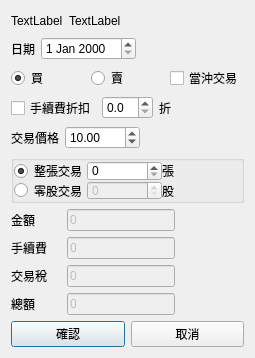
The window that QtStockTradingEditDialog.ui (foxking0416/PythonStockPrice) describes before a commit, drawn with Qt 5.
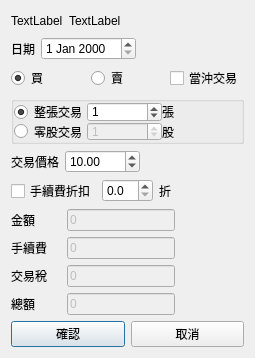
The same window after the commit.

```diff
--- a/QtStockTradingEditDialog.ui
+++ b/QtStockTradingEditDialog.ui
@@ -118,90 +118,6 @@
      </item>
     </layout>
    </item>
-   <item>
-    <layout class="QHBoxLayout" name="horizontalLayout_11">
-     <item>
-      <widget class="QCheckBox" name="qtDiscountCheckBox">
-       <property name="text">
-        <string>手續費折扣</string>
-       </property>
-      </widget>
-     </item>
-     <item>
-      <widget class="QDoubleSpinBox" name="qtDiscountRateDoubleSpinBox">
-       <property name="decimals">
-        <number>1</number>
-       </property>
-       <property name="maximum">
-        <double>10.000000000000000</double>
-       </property>
-       <property name="singleStep">
-        <double>0.500000000000000</double>
-       </property>
-      </widget>
-     </item>
-     <item>
-      <widget class="QLabel" name="label_10">
-       <property name="text">
-        <string>折</string>
-       </property>
-      </widget>
-     </item>
-     <item>
-      <spacer name="horizontalSpacer_10">
-       <property name="orientation">
-        <enum>Qt::Horizontal</enum>
-       </property>
-       <property name="sizeHint" stdset="0">
-        <size>
-         <width>40</width>
-         <height>20</height>
-        </size>
-       </property>
-      </spacer>
-     </item>
-    </layout>
-   </item>
-   <item>
-    <layout class="QHBoxLayout" name="horizontalLayout_3">
-     <item>
-      <widget class="QLabel" name="label_2">
-       <property name="text">
-        <string>交易價格</string>
-       </property>
-      </widget>
-     </item>
-     <item>
-      <widget class="QDoubleSpinBox" name="qtPriceDoubleSpinBox">
-       <property name="minimumSize">
-        <size>
-         <width>75</width>
-         <height>0</height>
-        </size>
-       </property>
-       <property name="maximum">
-        <double>9999.989999999999782</double>
-       </property>
-       <property name="value">
-        <double>10.000000000000000</double>
-       </property>
-      </widget>
-     </item>
-     <item>
-      <spacer name="horizontalSpacer_4">
-       <property name="orientation">
-        <enum>Qt::Horizontal</enum>
-       </property>
-       <property name="sizeHint" stdset="0">
-        <size>
-         <width>40</width>
-         <height>20</height>
-        </size>
-       </property>
-      </spacer>
-     </item>
-    </layout>
-   </item>
    <item>
     <widget class="QGroupBox" name="groupBox">
      <property name="title">
@@ -252,6 +168,9 @@
           <property name="maximum">
            <number>99999</number>
           </property>
+          <property name="value">
+           <number>1</number>
+          </property>
          </widget>
         </item>
         <item>
@@ -299,6 +218,9 @@
           <property name="maximum">
            <number>9999999</number>
           </property>
+          <property name="value">
+           <number>1</number>
+          </property>
          </widget>
         </item>
         <item>
@@ -326,6 +248,90 @@
      </layout>
     </widget>
    </item>
+   <item>
+    <layout class="QHBoxLayout" name="horizontalLayout_3">
+     <item>
+      <widget class="QLabel" name="label_2">
+       <property name="text">
+        <string>交易價格</string>
+       </property>
+      </widget>
+     </item>
+     <item>
+      <widget class="QDoubleSpinBox" name="qtPriceDoubleSpinBox">
+       <property name="minimumSize">
+        <size>
+         <width>75</width>
+         <height>0</height>
+        </size>
+       </property>
+       <property name="maximum">
+        <double>9999.989999999999782</double>
+       </property>
+       <property name="value">
+        <double>10.000000000000000</double>
+       </property>
+      </widget>
+     </item>
+     <item>
+      <spacer name="horizontalSpacer_4">
+       <property name="orientation">
+        <enum>Qt::Horizontal</enum>
+       </property>
+       <property name="sizeHint" stdset="0">
+        <size>
+         <width>40</width>
+         <height>20</height>
+        </size>
+       </property>
+      </spacer>
+     </item>
+    </layout>
+   </item>
+   <item>
+    <layout class="QHBoxLayout" name="horizontalLayout_11">
+     <item>
+      <widget class="QCheckBox" name="qtDiscountCheckBox">
+       <property name="text">
+        <string>手續費折扣</string>
+       </property>
+      </widget>
+     </item>
+     <item>
+      <widget class="QDoubleSpinBox" name="qtDiscountRateDoubleSpinBox">
+       <property name="decimals">
+        <number>1</number>
+       </property>
+       <property name="maximum">
+        <double>10.000000000000000</double>
+       </property>
+       <property name="singleStep">
+        <double>0.500000000000000</double>
+       </property>
+      </widget>
+     </item>
+     <item>
+      <widget class="QLabel" name="label_10">
+       <property name="text">
+        <string>折</string>
+       </property>
+      </widget>
+     </item>
+     <item>
+      <spacer name="horizontalSpacer_10">
+       <property name="orientation">
+        <enum>Qt::Horizontal</enum>
+       </property>
+       <property name="sizeHint" stdset="0">
+        <size>
+         <width>40</width>
+         <height>20</height>
+        </size>
+       </property>
+      </spacer>
+     </item>
+    </layout>
+   </item>
    <item>
     <layout class="QHBoxLayout" name="horizontalLayout_4">
      <item>
```
